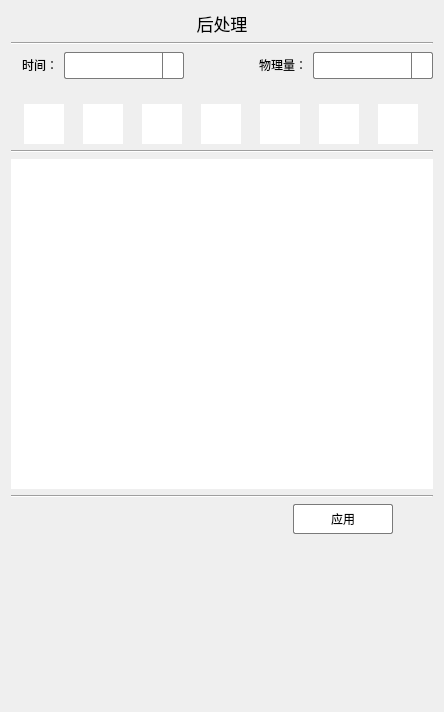
Old version of the form src/FormPostprocessing.ui in the repository Aiopr-bits/MAVES.
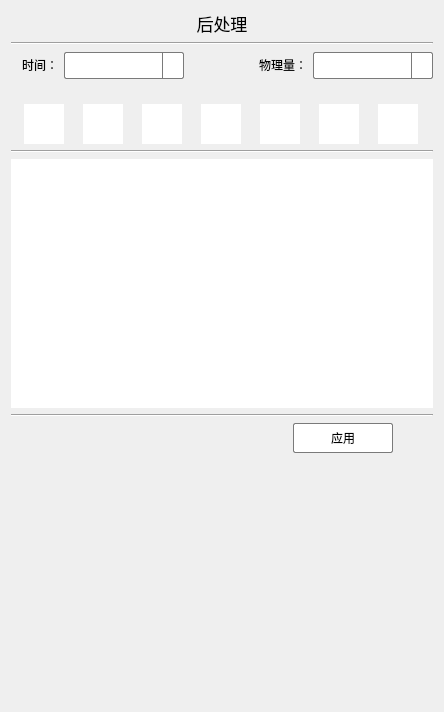
New version of the form. Icons and pictures are not drawn. Custom widgets are drawn as their Qt base class.

Commit message: feat:后处理页面的treeView改为listView

The edit to the form file:
```diff
--- a/src/FormPostprocessing.ui
+++ b/src/FormPostprocessing.ui
@@ -630,31 +630,20 @@
       </widget>
      </item>
      <item>
-      <widget class="QTreeView" name="treeView">
-       <property name="minimumSize">
-        <size>
-         <width>0</width>
-         <height>330</height>
-        </size>
-       </property>
-       <property name="maximumSize">
-        <size>
-         <width>16777215</width>
-         <height>330</height>
-        </size>
-       </property>
+      <widget class="QListView" name="listView">
        <property name="focusPolicy">
         <enum>Qt::NoFocus</enum>
        </property>
        <property name="styleSheet">
-        <string notr="true">QTreeView::item{
-    padding:11px;
+        <string notr="true">QListView::item {
+    padding: 11px;
 }
-QTreeView {
+
+QListView {
     border: none;
 }
 
-QTreeView::item {
+QListView::item {
     background: #FFFFFF;
 }
 
@@ -662,53 +651,51 @@
     background: #F7F7F7;
 }
 
-QTreeView::item:selected {
+QListView::item:selected {
     background: #EEEEEE;
 }
 
-QTreeView QScrollBar:vertical {
+QListView QScrollBar:vertical {
     border: 1px solid #dcdcdc;
     background: white;
     width: 12px;
     margin: 0px 0px 0px 0px;
 }
 
-QTreeView QScrollBar::handle:vertical {
+QListView QScrollBar::handle:vertical {
     background: #bfbfbf;
     min-height: 20px;
     border-radius: 5px;
 }
 
-QTreeView QScrollBar::add-line:vertical {
+QListView QScrollBar::add-line:vertical {
     background: white;
     height: 0px;
     subcontrol-position: bottom;
     subcontrol-origin: margin;
 }
 
-QTreeView QScrollBar::sub-line:vertical {
+QListView QScrollBar::sub-line:vertical {
     background: white;
     height: 0px;
     subcontrol-position: top;
     subcontrol-origin: margin;
 }
 
-QTreeView QScrollBar::up-arrow:vertical,
-QTreeView QScrollBar::down-arrow:vertical {
+QListView QScrollBar::up-arrow:vertical,
+QListView QScrollBar::down-arrow:vertical {
     border: none;
     width: 0px;
     height: 0px;
     background: none;
 }
 
-QTreeView QScrollBar::add-page:vertical,
-QTreeView QScrollBar::sub-page:vertical {
+QListView QScrollBar::add-page:vertical,
+QListView QScrollBar::sub-page:vertical {
     background: none;
-}</string>
+}
+</string>
        </property>
-       <attribute name="headerVisible">
-        <bool>false</bool>
-       </attribute>
       </widget>
      </item>
      <item>
```
Left out of the diff: 2 changed lines with no effect on the pictures. The commit also changes 4 other files.
